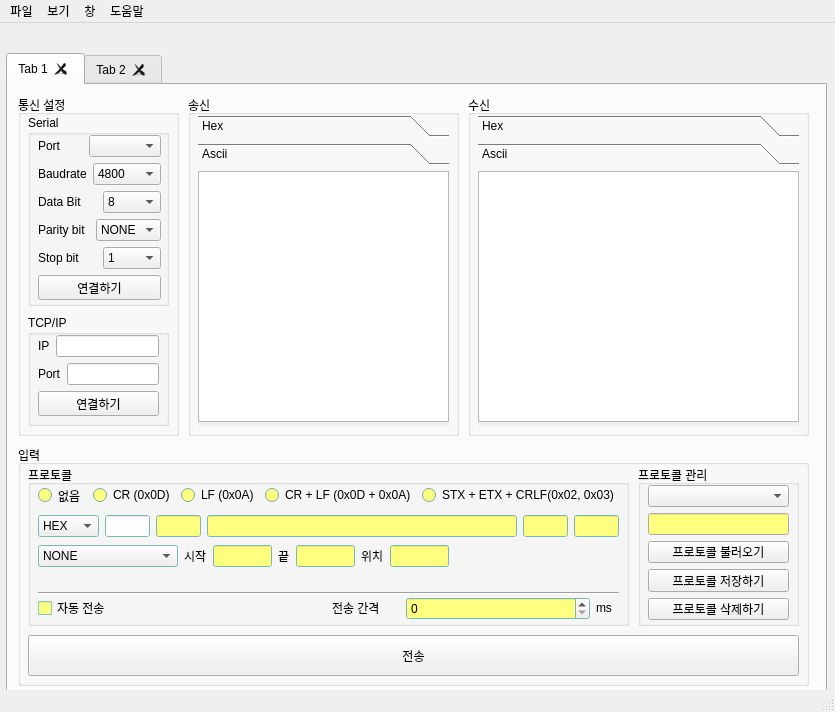
Above: src/ui.ui from RavenKyu/DataPort before the change. Below: the same form after it.
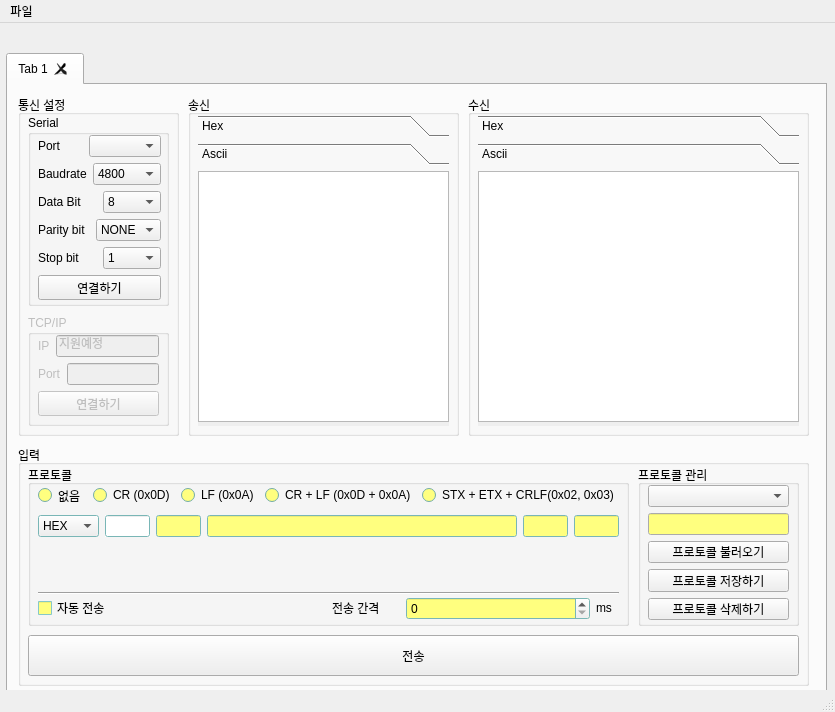
That is the form after the change.

Commit message: #12 사용하지 않는 메뉴 정리

Patch:
```diff
--- a/src/ui.ui
+++ b/src/ui.ui
@@ -236,6 +236,9 @@
        </widget>
       </widget>
       <widget class="QGroupBox" name="groupBox_8">
+       <property name="enabled">
+        <bool>false</bool>
+       </property>
        <property name="geometry">
         <rect>
          <x>10</x>
@@ -267,7 +270,11 @@
             </widget>
            </item>
            <item>
-            <widget class="QLineEdit" name="lineEdit"/>
+            <widget class="QLineEdit" name="lineEdit">
+             <property name="text">
+              <string>지원예정</string>
+             </property>
+            </widget>
            </item>
           </layout>
          </item>
@@ -772,84 +779,6 @@
          <enum>Qt::Horizontal</enum>
         </property>
        </widget>
-       <widget class="QWidget" name="horizontalLayoutWidget">
-        <property name="geometry">
-         <rect>
-          <x>10</x>
-          <y>80</y>
-          <width>411</width>
-          <height>22</height>
-         </rect>
-        </property>
-        <layout class="QHBoxLayout" name="horizontalLayout_12">
-         <item>
-          <widget class="QComboBox" name="comboBox_checkList">
-           <property name="minimumSize">
-            <size>
-             <width>140</width>
-             <height>0</height>
-            </size>
-           </property>
-           <property name="maximumSize">
-            <size>
-             <width>300</width>
-             <height>16777215</height>
-            </size>
-           </property>
-           <item>
-            <property name="text">
-             <string>NONE</string>
-            </property>
-           </item>
-           <item>
-            <property name="text">
-             <string>CHECKSUM(1Byte)</string>
-            </property>
-           </item>
-           <item>
-            <property name="text">
-             <string>CRC16</string>
-            </property>
-           </item>
-           <item>
-            <property name="text">
-             <string>CheckXorSum(2Byte)</string>
-            </property>
-           </item>
-          </widget>
-         </item>
-         <item>
-          <widget class="QLabel" name="label_10">
-           <property name="text">
-            <string>시작</string>
-           </property>
-          </widget>
-         </item>
-         <item>
-          <widget class="QLineEdit" name="lineEdit_checkStartIndex"/>
-         </item>
-         <item>
-          <widget class="QLabel" name="label_11">
-           <property name="text">
-            <string>끝</string>
-           </property>
-          </widget>
-         </item>
-         <item>
-          <widget class="QLineEdit" name="lineEdit_checkEndIndex"/>
-         </item>
-         <item>
-          <widget class="QLabel" name="label_12">
-           <property name="text">
-            <string>위치</string>
-           </property>
-          </widget>
-         </item>
-         <item>
-          <widget class="QLineEdit" name="lineEdit_checkPosition"/>
-         </item>
-        </layout>
-       </widget>
       </widget>
       <widget class="QGroupBox" name="groupBox_3">
        <property name="geometry">
@@ -1113,11 +1042,6 @@
       </widget>
      </widget>
     </widget>
-    <widget class="QWidget" name="tab_2">
-     <attribute name="title">
-      <string>Tab 2</string>
-     </attribute>
-    </widget>
    </widget>
   </widget>
   <widget class="QMenuBar" name="menubar">
@@ -1129,35 +1053,12 @@
      <height>21</height>
     </rect>
    </property>
-   <widget class="QMenu" name="menuFile">
-    <property name="title">
-     <string>파일</string>
-    </property>
-    <addaction name="actionNew_Protocol"/>
-    <addaction name="actionOpen_Protocol"/>
-    <addaction name="actionSave_Protocol"/>
-    <addaction name="separator"/>
-    <addaction name="actionExit"/>
-   </widget>
    <widget class="QMenu" name="menu">
     <property name="title">
-     <string>보기</string>
+     <string>파일</string>
     </property>
    </widget>
-   <widget class="QMenu" name="menu_2">
-    <property name="title">
-     <string>창</string>
-    </property>
-   </widget>
-   <widget class="QMenu" name="menu_3">
-    <property name="title">
-     <string>도움말</string>
-    </property>
-   </widget>
-   <addaction name="menuFile"/>
    <addaction name="menu"/>
-   <addaction name="menu_2"/>
-   <addaction name="menu_3"/>
   </widget>
   <widget class="QStatusBar" name="statusbar"/>
   <action name="actionNew_Protocol">
```
Left out of the diff: 8 changed lines with no effect on the pictures. The commit also changes 1 other file.
